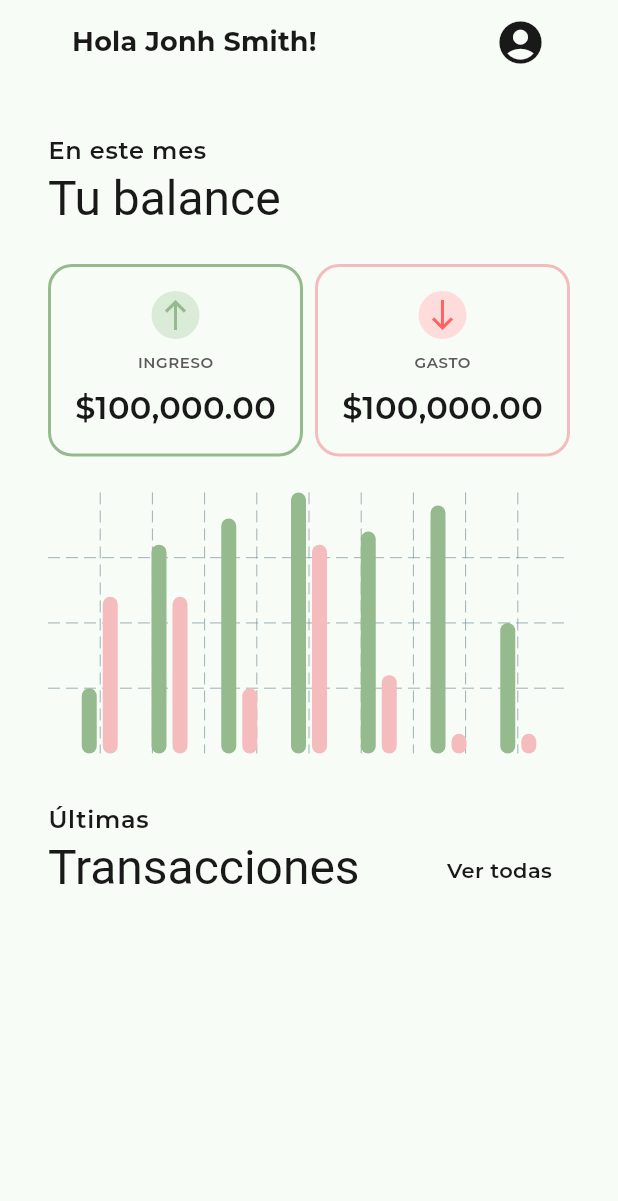
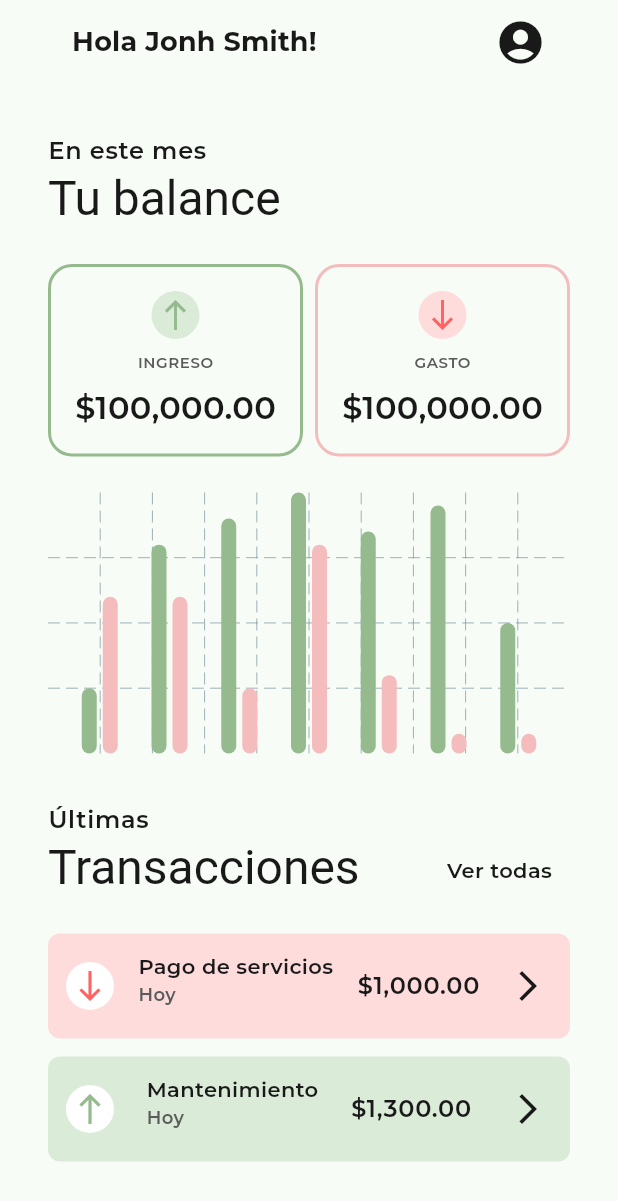
Before and after one commit to joshesp/cuentas_app, a Flutter app: the screen it shows after launch, on a phone screen of 412 x 824 dp. Shown: the top 1201 px of the screen. Run offline on Flutter 3.47's test engine with Material 3 defaults, Android fonts, the phone set to English and light mode, and no system bars; drawn by our look-alikes of fl_chart; our stand-ins replace flutter_svg; project files that could hold a hidden picture were left out.

Commit message:
item de transacción

```diff
--- a/lib/presentation/views/dashboard/dashboard_view.dart
+++ b/lib/presentation/views/dashboard/dashboard_view.dart
@@ -3,6 +3,8 @@ import 'package:cuentas_app/config/constants/app_constants.dart';
 import 'package:cuentas_app/config/theme/custom_theme_extension.dart';
 import 'package:cuentas_app/presentation/widgets/dashboard/card_total_transaction_widget.dart';
 import 'package:flutter/material.dart';
+
+import '../../widgets/dashboard/item_transaction_widget.dart';
 
 class DashboardView extends StatelessWidget {
   const DashboardView({super.key});
@@ -74,6 +76,19 @@ class DashboardView extends StatelessWidget {
                   ],
                 ),
                 const SizedBox(height: defaultSpacing),
+                ItemTrasactionWidget(
+                  concept: 'Pago de servicios',
+                  amount: 1000,
+                  isExpense: true,
+                  date: DateTime.now(),
+                ),
+                const SizedBox(height: 12),
+                ItemTrasactionWidget(
+                  concept: 'Mantenimiento',
+                  amount: 1300,
+                  isExpense: false,
+                  date: DateTime.now(),
+                ),
               ],
             ),
           ),
--- a/lib/presentation/widgets/dashboard/card_total_transaction_widget.dart
+++ b/lib/presentation/widgets/dashboard/card_total_transaction_widget.dart
@@ -1,3 +1,4 @@
+import 'package:cuentas_app/common/widgets/ui_icons/type_transaction_icon.dart';
 import 'package:cuentas_app/config/constants/app_constants.dart';
 import 'package:cuentas_app/config/theme/coolors.dart';
 import 'package:cuentas_app/config/theme/custom_theme_extension.dart';
@@ -31,19 +32,7 @@ class CardTotalTransactionWidget extends StatelessWidget {
       ),
       child: Column(
         children: [
-          DecoratedBox(
-            decoration: BoxDecoration(
-              borderRadius: BorderRadius.circular(50),
-              color: isExpense ? Coolors.dangerLight : Coolors.primary,
-            ),
-            child: Padding(
-              padding: const EdgeInsets.all(4.0),
-              child: Icon(
-                isExpense ? Icons.south_outlined : Icons.north_outlined,
-                color: isExpense ? Coolors.dangerStrong : Coolors.primaryDark,
-              ),
-            ),
-          ),
+          TypeTransactionIcon(isExpense: isExpense),
           const SizedBox(height: 8),
           Text(
             (isExpense ? 'Gasto' : 'Ingreso').toUpperCase(),
--- /dev/null
+++ b/lib/presentation/widgets/dashboard/item_transaction_widget.dart
@@ -0,0 +1,87 @@
+import 'package:cuentas_app/common/widgets/ui_icons/type_transaction_icon.dart';
+import 'package:cuentas_app/config/theme/coolors.dart';
+import 'package:cuentas_app/config/theme/text_style_theme.dart';
+import 'package:flutter/material.dart';
+import 'package:intl/intl.dart';
+
+class ItemTrasactionWidget extends StatelessWidget {
+  final String concept;
+  final double amount;
+  final DateTime date;
+  final bool isExpense;
+
+  const ItemTrasactionWidget({
+    super.key,
+    required this.concept,
+    required this.amount,
+    required this.date,
+    required this.isExpense,
+  });
+
+  @override
+  Widget build(BuildContext context) {
+    final formatter = NumberFormat.simpleCurrency();
+
+    return Container(
+      height: 70,
+      padding: const EdgeInsets.all(12),
+      decoration: BoxDecoration(
+        color: isExpense ? Coolors.dangerLight : Coolors.primary,
+        borderRadius: BorderRadius.circular(8),
+      ),
+      child: Row(
+        mainAxisAlignment: MainAxisAlignment.spaceBetween,
+        children: [
+          SizedBox(
+            height: 32,
+            child: TypeTransactionIcon(
+              isExpense: isExpense,
+              whiteBg: true,
+            ),
+          ),
+          const SizedBox(width: 8),
+          Column(
+            crossAxisAlignment: CrossAxisAlignment.start,
+            children: [
+              Text(
+                concept,
+                maxLines: 1,
+                overflow: TextOverflow.ellipsis,
+                style: TextStyleTheme.bodyMedium.copyWith(
+                  color: Coolors.dark,
+                ),
+              ),
+              Text(
+                'Hoy',
+                textAlign: TextAlign.end,
+                style: TextStyleTheme.bodySmall.copyWith(
+                  color: Coolors.gray,
+                ),
+              ),
+            ],
+          ),
+          const SizedBox(width: 8),
+          Text(
+            formatter.format(amount),
+            maxLines: 1,
+            overflow: TextOverflow.ellipsis,
+            style: TextStyleTheme.bodyLarge.copyWith(
+              color: Coolors.dark,
+              fontWeight: FontWeight.w600,
+            ),
+          ),
+          const SizedBox(width: 8),
+          GestureDetector(
+            child: const Padding(
+              padding: EdgeInsets.symmetric(vertical: 8, horizontal: 4),
+              child: Icon(
+                Icons.arrow_forward_ios,
+                color: Coolors.dark,
+              ),
+            ),
+          )
+        ],
+      ),
+    );
+  }
+}
```
